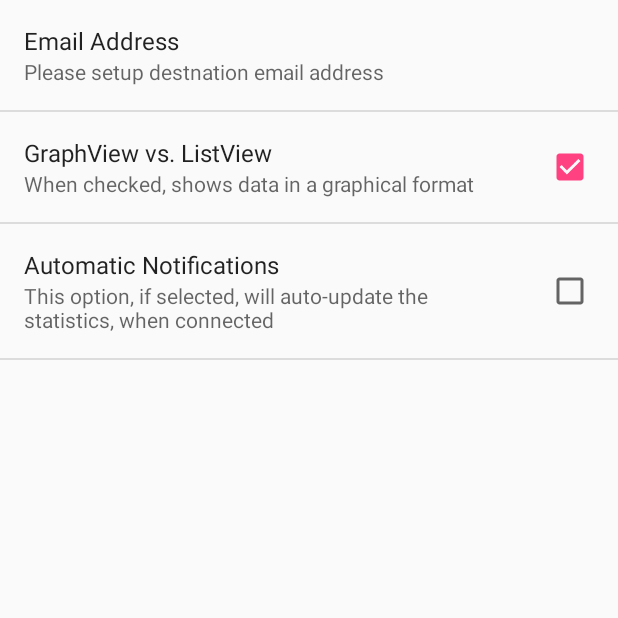
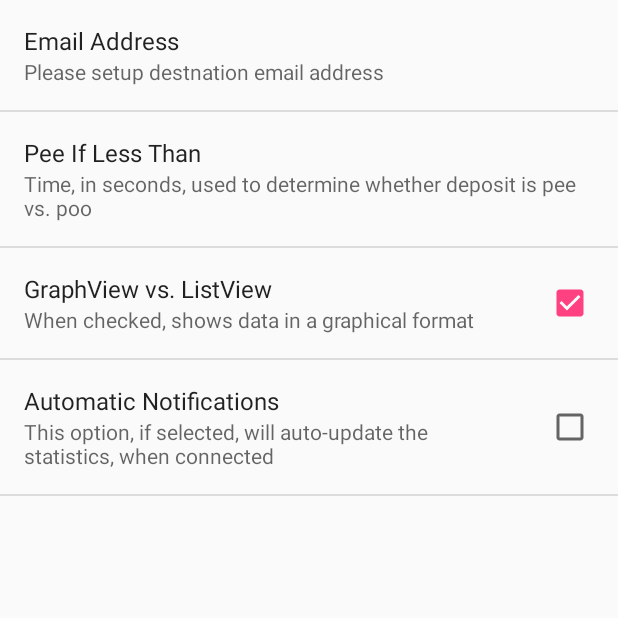
Before and after one commit to antonioasaro/Antonio-Zelda, an Android app: the SettingsActivity screen opened directly, with no data from a screen before it, on a phone screen of 412 x 824 dp, the top half of it. Run offline under Robolectric (Android 15) with nearby library versions, the phone set to English and light mode, and no system bars.

Commit message:
Include preference to set pee vs. poo time

```diff
--- a/app/src/main/java/com/antonio_asaro/zelda/MainActivity.java
+++ b/app/src/main/java/com/antonio_asaro/zelda/MainActivity.java
@@ -218,7 +218,7 @@ public class MainActivity extends AppCompatActivity implements BluetoothAdapter.
         public View getView(int position, View convertView, ViewGroup parent) {
             View row = super.getView(position, convertView, parent);
             ImageView iv = (ImageView) row.findViewById(R.id.listImage);
-            if (position > 2) {
+            if (position > 1) {
                 iv.setImageResource(R.mipmap.ic_pee);
             } else {
                 iv.setImageResource(R.mipmap.ic_poop);
--- a/app/src/main/res/layout/content_main.xml
+++ b/app/src/main/res/layout/content_main.xml
@@ -14,7 +14,7 @@
         android:layout_height="wrap_content"
         android:text="Scan"
         android:id="@+id/button"
-        android:layout_marginTop="40dp"
+        android:layout_marginTop="33dp"
         android:layout_alignParentTop="true"
         android:layout_centerHorizontal="true" />
 
--- a/app/src/main/res/xml/preferences.xml
+++ b/app/src/main/res/xml/preferences.xml
@@ -9,6 +9,15 @@
         android:key="emailAddress"
         android:summary="Please setup destnation email address"
         android:title="Email Address">
+    </EditTextPreference>
+    <EditTextPreference
+        android:id="@+id/usetime"
+        android:backgroundTint="#008800"
+        android:textCursorDrawable="@null"
+        android:inputType="numberDecimal"
+        android:key="useTime"
+        android:summary="Time, in seconds, used to determine whether deposit is pee vs. poo"
+        android:title="Pee If Less Than">
     </EditTextPreference>
     <CheckBoxPreference
         android:defaultValue="true"
```
